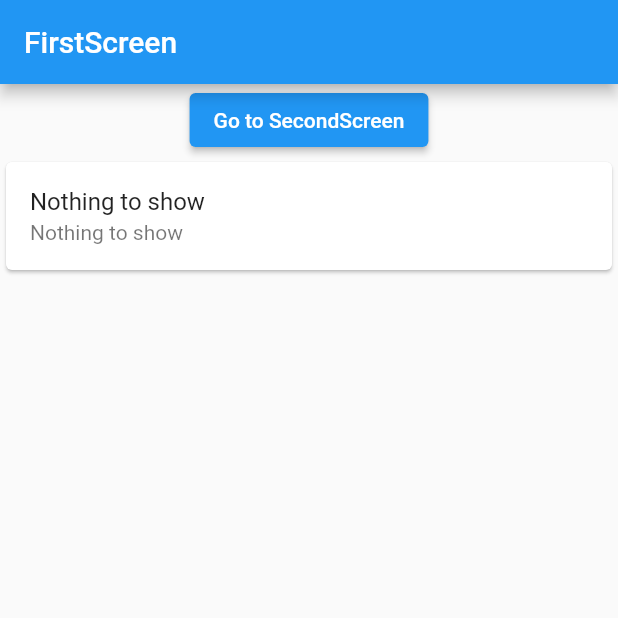
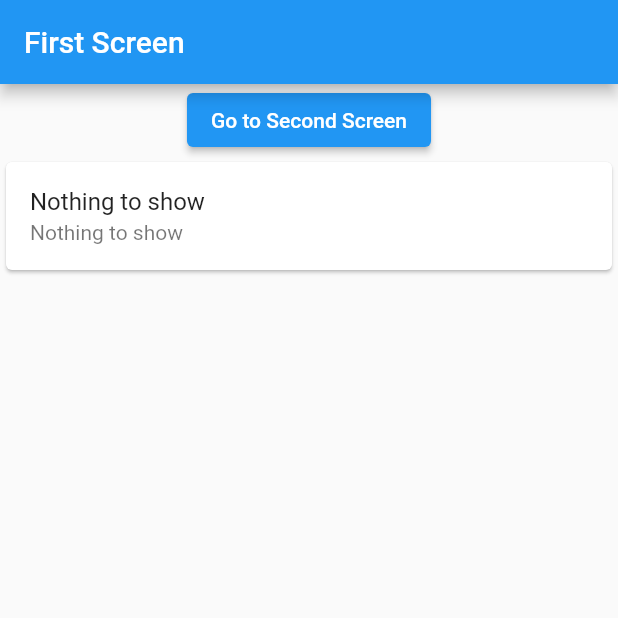
Before and after one commit to alexsit19/flutter_localization, a Flutter app: the screen it shows after launch, on a phone screen of 412 x 824 dp, the top half of it. Run offline on Flutter 3.47's test engine with Material 2 defaults, Android fonts, the phone set to English and light mode, and no system bars; our stand-ins replace dio; generated files the repository leaves out were written again.

Commit message:
add *.arb files, add all translate in first_screen, second_screen

```diff
--- a/l10n.yaml
+++ b/l10n.yaml
@@ -1,3 +1,3 @@
 arb-dir: lib/l10n
-template-arb-file: app_en.arb
+template-arb-file: intl_en.arb
 output-localization-file: app_localizations.dart
--- /dev/null
+++ b/lib/l10n/intl_en.arb
@@ -0,0 +1,7 @@
+{
+  "nothingToShow": "Nothing to show",
+  "firstScreen": "First Screen",
+  "goToSecondScreen": "Go to Second Screen",
+  "secondScreen": "Second Screen",
+  "weHaveAnError": "We have an error"
+}
--- a/lib/localization_app.dart
+++ b/lib/localization_app.dart
@@ -1,5 +1,6 @@
 import 'package:flutter/material.dart';
 import 'package:flutter_localization/navigation/routes_generator.dart';
+import 'package:flutter_gen/gen_l10n/app_localizations.dart';
 
 class LocalizationApp extends StatelessWidget {
   const LocalizationApp({Key? key}) : super(key: key);
@@ -7,6 +8,8 @@ class LocalizationApp extends StatelessWidget {
   @override
   Widget build(BuildContext context) {
     return const MaterialApp(
+      localizationsDelegates: AppLocalizations.localizationsDelegates,
+      supportedLocales: AppLocalizations.supportedLocales,
       initialRoute: '/',
       onGenerateRoute: RouteGenerator.generateRoute,
     );
--- a/lib/screens/first_screen.dart
+++ b/lib/screens/first_screen.dart
@@ -1,6 +1,7 @@
 import 'package:flutter/material.dart';
 import 'package:flutter_localization/navigation/app_routes.dart';
 import '../data/album.dart';
+import 'package:flutter_gen/gen_l10n/app_localizations.dart';
 
 class FirstScreen extends StatefulWidget {
   const FirstScreen({Key? key}) : super(key: key);
@@ -11,14 +12,26 @@ class FirstScreen extends StatefulWidget {
 
 class _FirstScreenState extends State<FirstScreen> {
   Album? albumItem;
-  String titleText = "Nothing to show";
-  String bodyText = "Nothing to show";
+  String titleText = "";
+  String bodyText = "";
+
+  @override
+  void initState() {
+    super.initState();
+    Future.delayed(Duration.zero, () {
+      setState(() {
+        titleText = AppLocalizations.of(context)!.nothingToShow;
+        bodyText = AppLocalizations.of(context)!.nothingToShow;
+      });
+    });
+
+  }
 
   @override
   Widget build(BuildContext context) {
     return Scaffold(
       appBar: AppBar(
-        title: const Text("FirstScreen"),
+        title: Text(AppLocalizations.of(context)!.firstScreen),
       ),
       body: Center(
         child: Column(
@@ -28,7 +41,7 @@ class _FirstScreenState extends State<FirstScreen> {
               onPressed: () {
                 _navigateAndGetData(context);
               },
-              child: const Text("Go to SecondScreen"),
+              child: Text(AppLocalizations.of(context)!.goToSecondScreen),
             ),
             Card(
               child: ListTile(
@@ -52,7 +65,7 @@ class _FirstScreenState extends State<FirstScreen> {
   void updateTextData(Album? albumItem) {
     setState(() {
       titleText = albumItem?.title ?? titleText;
-      bodyText = albumItem?.body ?? titleText;
+      bodyText = albumItem?.body ?? bodyText;
     });
   }
 }
--- a/pubspec.yaml
+++ b/pubspec.yaml
@@ -92,3 +92,5 @@ flutter:
   #
   # For details regarding fonts from package dependencies,
   # see https://flutter.dev/custom-fonts/#from-packages
+flutter_intl:
+  enabled: true
```
Also changed, not shown: lib/l10n/intl_ru.arb (added, +7 -0 lines), lib/screens/second_screen.dart (+5 -4 lines), lib/generated/intl/messages_all.dart (added), lib/generated/intl/messages_en.dart (added), lib/generated/intl/messages_ru.dart (added), lib/generated/l10n.dart (added).
